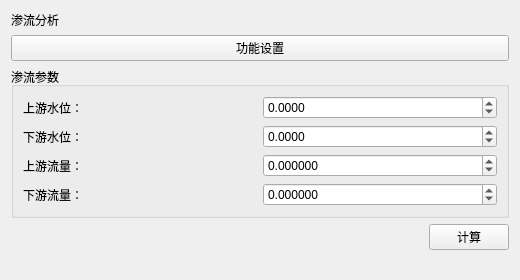
Qt form plugins/Base_Slover/SeepageWidget.ui (asd977/base_cae) before a commit.
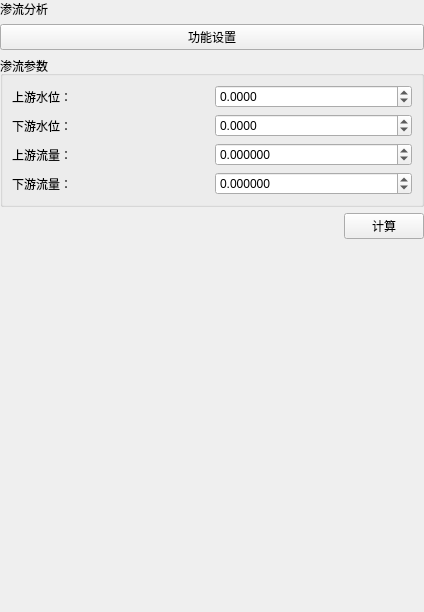
The same form after that commit.

The edit to the form file:
```diff
--- a/plugins/Base_Slover/SeepageWidget.ui
+++ b/plugins/Base_Slover/SeepageWidget.ui
@@ -6,15 +6,27 @@
    <rect>
     <x>0</x>
     <y>0</y>
-    <width>520</width>
-    <height>280</height>
+    <width>424</width>
+    <height>612</height>
    </rect>
   </property>
   <property name="windowTitle">
    <string>渗流分析</string>
   </property>
   <layout class="QVBoxLayout" name="verticalLayout">
-      <item>
+   <property name="leftMargin">
+    <number>0</number>
+   </property>
+   <property name="topMargin">
+    <number>0</number>
+   </property>
+   <property name="rightMargin">
+    <number>0</number>
+   </property>
+   <property name="bottomMargin">
+    <number>0</number>
+   </property>
+   <item>
     <widget class="QLabel" name="pageNameLabel">
      <property name="text">
       <string>渗流分析</string>
```
Left out of the diff: 93 changed lines with no effect on the pictures.
